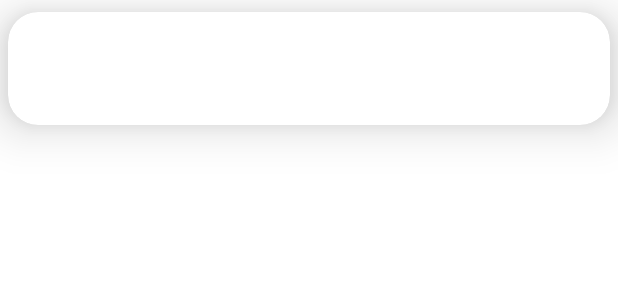
After one commit to downwine/Pisos, an Android app: the layout case_item.xml on its own in the app's theme, with its tools: preview values and no code run, on a phone screen of 412 x 824 dp. The commit adds this screen. Shown: the top 300 px of the screen. Run offline under Robolectric (Android 15) with nearby library versions, the phone set to English and light mode, and no system bars.

```diff
--- a/app/src/main/java/com/example/myapplication/read/Cases_ReadActivity.java
+++ b/app/src/main/java/com/example/myapplication/read/Cases_ReadActivity.java
@@ -41,7 +41,7 @@ public class Cases_ReadActivity extends AppCompatActivity {
         }
         private void init()
         {
-            listView = findViewById(R.id.post_from_bd);
+            listView = findViewById(R.id.caselist);
             listData = new ArrayList<>();
             listTemp = new ArrayList<>();
             adapter = new ArrayAdapter<>(this,android.R.layout.simple_list_item_1, listData);
--- a/app/src/main/java/com/example/myapplication/ui/slideshow/SlideshowFragment.java
+++ b/app/src/main/java/com/example/myapplication/ui/slideshow/SlideshowFragment.java
@@ -50,9 +50,9 @@ public class SlideshowFragment extends Fragment {
         dbPrisoner  = pisosData.getReference("Prisoner");
 
         RecyclerView recyclerView = root.findViewById(R.id.checklist);
-//        // создаем адаптер
+        // создаем адаптер
         adapter = new SlideshowAdapter(getContext(), prisoners);
-//        // устанавливаем для списка адаптер
+        // устанавливаем для списка адаптер
         recyclerView.setAdapter(adapter);
         getDataFromDB();
 
--- /dev/null
+++ b/app/src/main/res/layout/case_item.xml
@@ -0,0 +1,43 @@
+<?xml version="1.0" encoding="utf-8"?>
+<androidx.cardview.widget.CardView xmlns:tools="http://schemas.android.com/tools"
+    android:id="@+id/check_prisoner"
+    android:layout_width="match_parent"
+    android:foreground="?android:selectableItemBackground"
+    android:clickable="true"
+    app:cardCornerRadius="20dp"
+    app:cardElevation="20dp"
+    android:focusable="true"
+    android:layout_height="75dp"
+    android:layout_marginTop="8dp"
+    android:layout_marginBottom="8dp"
+    android:layout_marginLeft="5dp"
+    android:layout_marginRight="5dp"
+    xmlns:android="http://schemas.android.com/apk/res/android"
+    xmlns:app="http://schemas.android.com/apk/res-auto">
+    <androidx.constraintlayout.widget.ConstraintLayout
+        android:layout_width="match_parent"
+        android:layout_height="75dp">
+
+        <TextView
+            android:id="@+id/nameView"
+            android:layout_width="170dp"
+            android:layout_height="45dp"
+            android:layout_marginTop="15dp"
+            android:textColor="@color/black"
+            android:textSize="25sp"
+            app:layout_constraintStart_toStartOf="parent"
+            app:layout_constraintTop_toTopOf="parent" />
+
+        <TextView
+            android:id="@+id/descView"
+            android:layout_width="230dp"
+            android:layout_height="45dp"
+            android:layout_marginTop="15dp"
+            android:textColor="@color/black"
+            android:textSize="25sp"
+            app:layout_constraintEnd_toEndOf="parent"
+            app:layout_constraintStart_toEndOf="@+id/nameView"
+            app:layout_constraintTop_toTopOf="parent" />
+
+    </androidx.constraintlayout.widget.ConstraintLayout>
+</androidx.cardview.widget.CardView>
```
Also changed, not shown: app/src/main/java/com/example/myapplication/ui/CaseAdapter.java (added, +55 -0 lines), app/src/main/java/com/example/myapplication/ui/CaseDataModel.java (added, +20 -0 lines), app/src/main/java/com/example/myapplication/ui/ListCases.java (+53 -5 lines), app/src/main/res/layout/fragment_cases.xml (+8 -9 lines).
